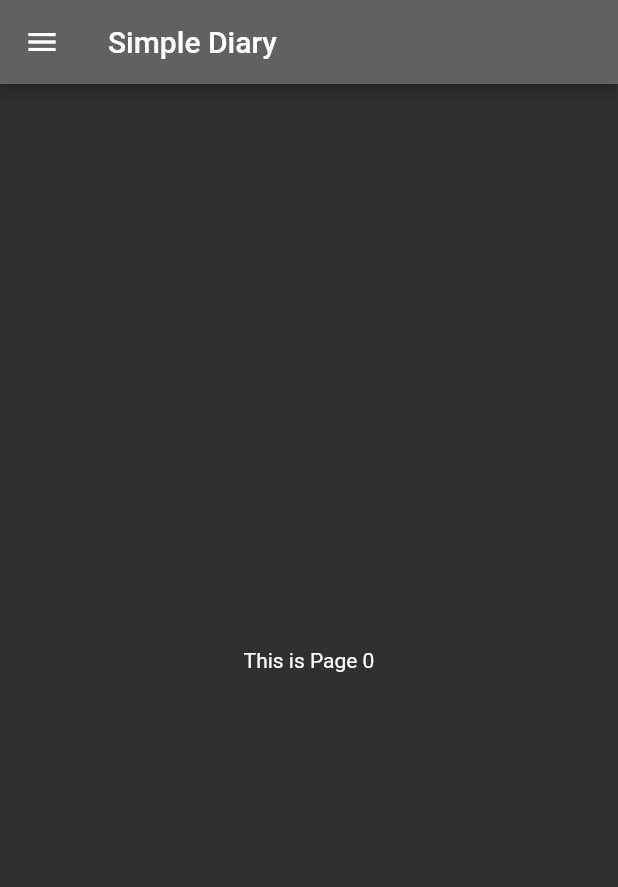
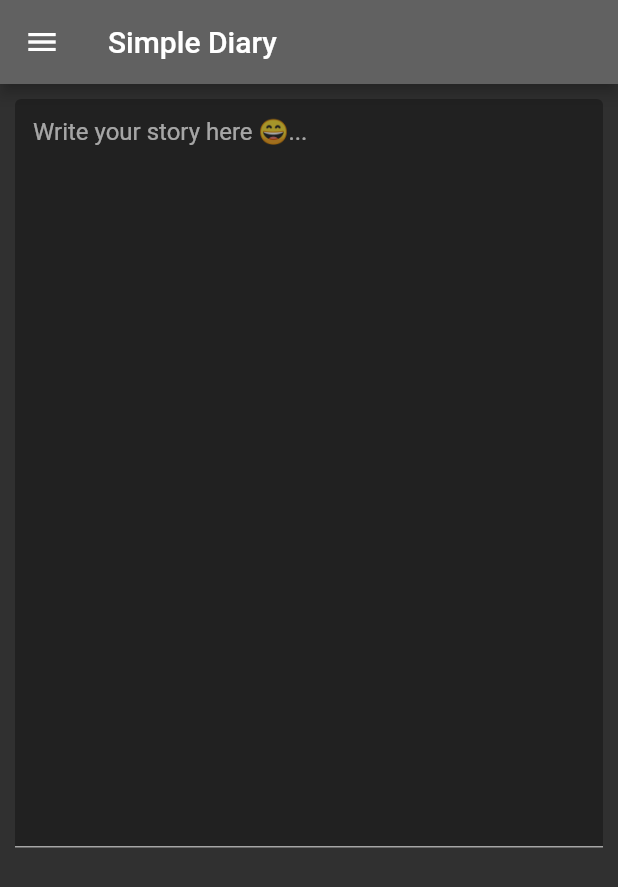
Before and after one commit to getraid/Simple-Diary, a Flutter app: the screen it shows after launch, on a phone screen of 412 x 824 dp. Shown: the top 887 px of the screen. Run offline on Flutter 3.47's test engine with Material 2 defaults, Android fonts, the phone set to English and light mode, and no system bars.

Commit message:
Added textbox and still trying to layout

```diff
--- a/lib/main.dart
+++ b/lib/main.dart
@@ -1,3 +1,5 @@
+import 'dart:math';
+
 import 'package:flutter/material.dart';
 
 void main() => runApp(MyApp());
@@ -38,8 +40,24 @@ class _MyHomePageState extends State<MyHomePage> {
   }
 
   Widget firstBody() {
-    Widget retObj =
-        Center(child: Text('This is Page ' + _currentPage.toString()));
+    var randomEmojis = ["🐜","🤗","🎨","🍒","🏆","🏈","💺","👢","✒️","🎽","📚","✂️","🐻","🐴","🐫","🚄","😄","😜","🐄","🐵","🌻","👀"];
+
+    Widget retObj = new FractionallySizedBox(
+      child: new Container(
+          margin: const EdgeInsets.only(right: 10, left: 10,top:10),
+          child: new TextField(
+            keyboardType: TextInputType.multiline,
+            maxLines: 25,
+            decoration: new InputDecoration(
+              hintText: 'Write your story here '+ randomEmojis[Random().nextInt(randomEmojis.length)] +'...',
+              fillColor: Colors.grey[900],
+              filled: true,
+            ),
+          )),
+      widthFactor: 1.00,
+      heightFactor: 0.70,
+    );
+
 
     return retObj;
   }
```
